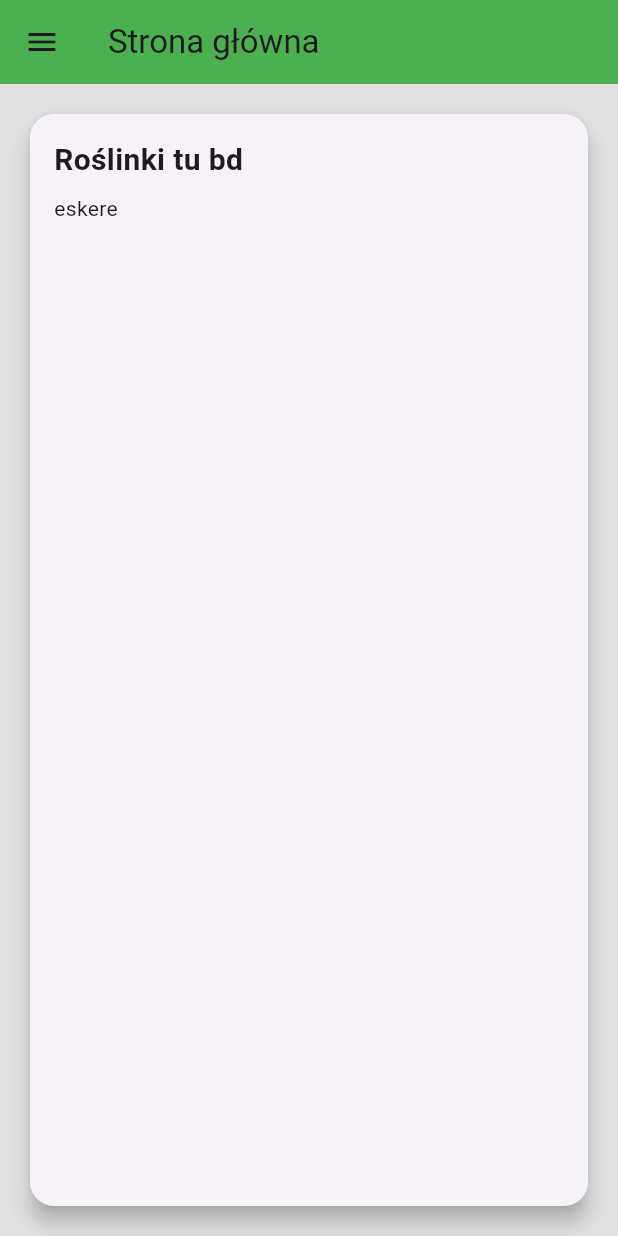
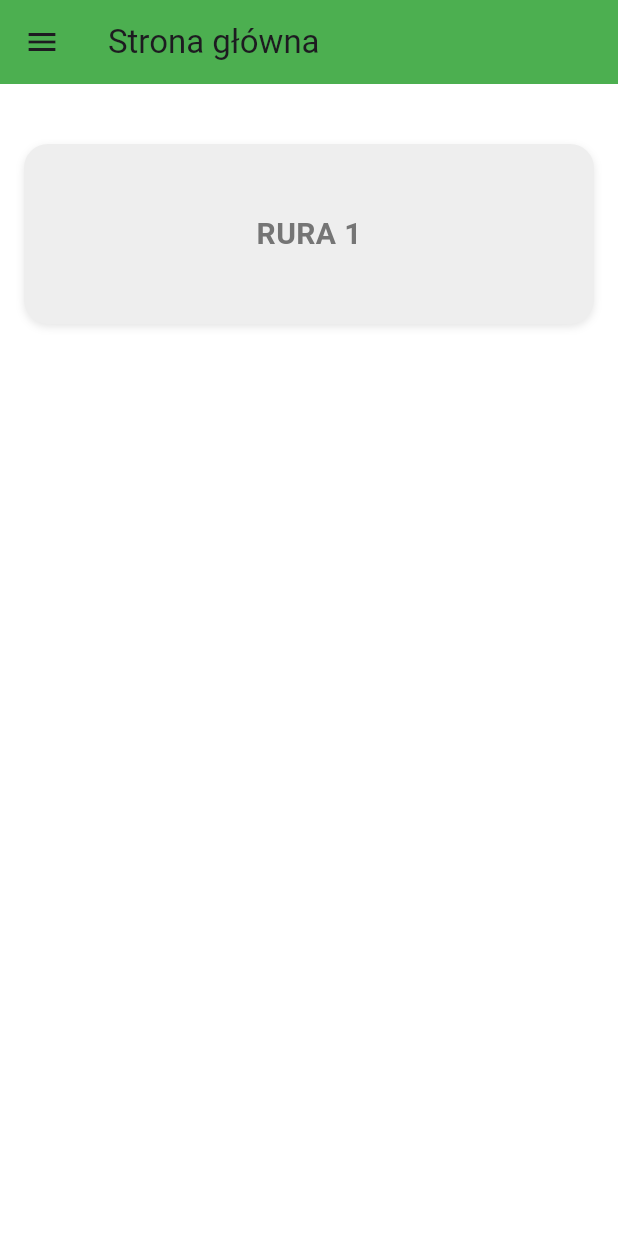
Before and after one commit to swiczka/hackcarpathia2025ogrody, a Flutter app: the screen it shows after launch, on a phone screen of 412 x 824 dp. Run offline on Flutter 3.47's test engine with Material 3 defaults, Android fonts, the phone set to English and light mode, and no system bars.

Commit message:
DIRT i strona główna 1.

```diff
--- a/lib/main.dart
+++ b/lib/main.dart
@@ -88,31 +88,47 @@ class _MyHomePageState extends State<MyHomePage> {
         ),
       ),
 
-        body: Padding(
+      body: Container(
+        width: double.infinity,
+        height: double.infinity,
+        color: Colors.white,
+        child: Padding(
           padding: const EdgeInsets.all(16.0),
-          child: Card(
-            elevation: 6,
-            shape: RoundedRectangleBorder(
-              borderRadius: BorderRadius.circular(16),
-            ),
-            child: Container(
-              width: double.infinity,
-              height: 900,
-              padding: const EdgeInsets.all(16),
-              child: Column(
-                crossAxisAlignment: CrossAxisAlignment.start,
-                children: const [
-                  Text(
-                    'Roślinki tu bd',
-                    style: TextStyle(fontSize: 20, fontWeight: FontWeight.bold),
+          child: Column(
+            crossAxisAlignment: CrossAxisAlignment.start,
+            children: [
+              const SizedBox(height: 8),
+              const SizedBox(height: 16),
+
+              Container(
+                decoration: BoxDecoration(
+                  color: Colors.grey[200],
+                  borderRadius: BorderRadius.circular(16),
+                  boxShadow: [
+                    BoxShadow(
+                      color: Colors.black.withOpacity(0.1),
+                      offset: Offset(0, 2),
+                      blurRadius: 4,
+                    ),
+                  ],
+                ),
+                height: 120,
+                width: double.infinity,
+                child: Center(
+                  child: Text(
+                    'RURA 1',
+                    style: TextStyle(
+                      color: Colors.grey[600],
+                      fontSize: 20,
+                      fontWeight: FontWeight.bold,
+                    ),
                   ),
-                  SizedBox(height: 8),
-                  Text('eskere'),
-                ],
+                ),
               ),
-            ),
+            ],
           ),
         ),
+      ),
     );
   }
 }
--- a/pubspec.yaml
+++ b/pubspec.yaml
@@ -51,7 +51,8 @@ dev_dependencies:
 
 # The following section is specific to Flutter packages.
 flutter:
-
+  assets:
+    - assets/dirt.png
   # The following line ensures that the Material Icons font is
   # included with your application, so that you can use the icons in
   # the material Icons class.
```
Also changed, not shown: assets/dirt.png (added).
